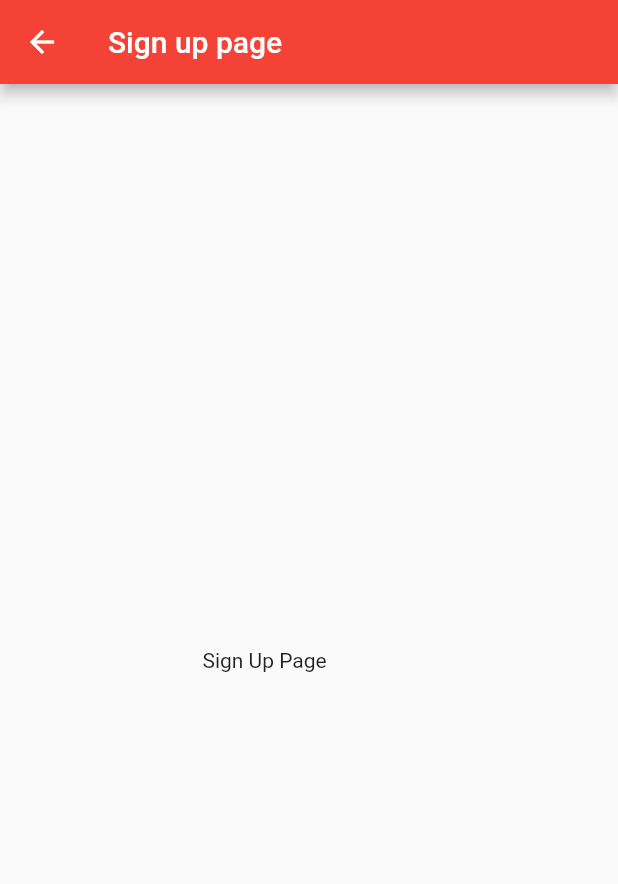
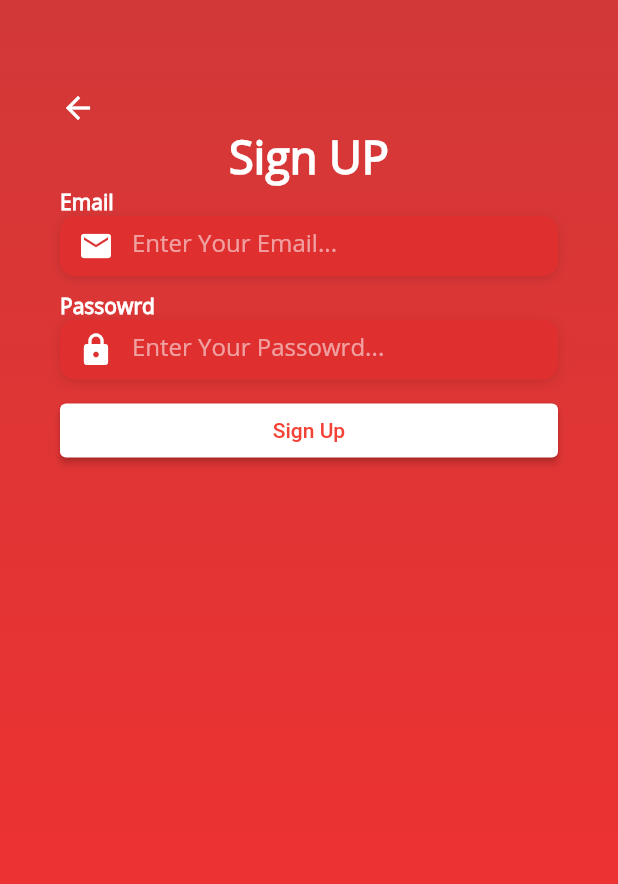
Before and after one commit to Adanii/project_afid_udemy, a Flutter app: the SignUpPage screen opened by its route, on a phone screen of 412 x 824 dp. Shown: the top 884 px of the screen. Run offline on Flutter 3.47's test engine with Material 2 defaults, Android fonts, the phone set to English and light mode, and no system bars; our stand-ins replace auto_route, firebase_auth, firebase_core, google_fonts; accounts and stored records are empty.

Commit message:
Sign in page,Firebase

```diff
--- a/lib/main.dart
+++ b/lib/main.dart
@@ -1,9 +1,19 @@
 // ignore_for_file: prefer_const_constructors, prefer_const_literals_to_create_immutables
 
+import 'package:auto_route/auto_route.dart';
+import 'package:course_afid_udemy/pages/dashboard/dashboard.dart';
+import 'package:course_afid_udemy/pages/home/home.dart';
+import 'package:course_afid_udemy/pages/login_page/login_screen.dart';
+import 'package:course_afid_udemy/pages/login_page/sign_in_page.dart';
 import 'package:course_afid_udemy/router/router.gr.dart';
+import 'package:firebase_auth/firebase_auth.dart';
 import 'package:flutter/material.dart';
+import 'package:firebase_core/firebase_core.dart';
 
-void main() {
+Future main() async {
+  WidgetsFlutterBinding.ensureInitialized();
+  await Firebase.initializeApp();
+
   runApp(MyApp());
 }
 
--- a/lib/pages/home/home.dart
+++ b/lib/pages/home/home.dart
@@ -1,6 +1,7 @@
 // ignore_for_file: prefer_const_literals_to_create_immutables, unnecessary_import, prefer_const_constructors, avoid_unnecessary_containers
 
 import 'package:auto_route/auto_route.dart';
+import 'package:firebase_auth/firebase_auth.dart';
 import 'package:flutter/cupertino.dart';
 import 'package:flutter/material.dart';
 
@@ -11,6 +12,7 @@ class Home extends StatelessWidget {
 
   @override
   Widget build(BuildContext context) {
+    final user = FirebaseAuth.instance.currentUser;
     return Scaffold(
       appBar: AppBar(
         title: const Text(
--- a/lib/pages/login_page/login_screen.dart
+++ b/lib/pages/login_page/login_screen.dart
@@ -1,9 +1,12 @@
 // ignore_for_file: prefer_const_literals_to_create_immutables, prefer_const_constructors
 
+import 'package:course_afid_udemy/pages/home/home.dart';
 import 'package:course_afid_udemy/pages/login_page/widgets/sign_in.dart';
 import 'package:course_afid_udemy/pages/login_page/widgets/sign_up.dart';
 import 'package:flutter/material.dart';
 import 'package:google_fonts/google_fonts.dart';
+import 'package:firebase_auth/firebase_auth.dart';
+import 'package:firebase_core/firebase_core.dart';
 
 class LoginScreen extends StatefulWidget {
   const LoginScreen({Key? key}) : super(key: key);
--- a/lib/pages/login_page/sign_in_page.dart
+++ b/lib/pages/login_page/sign_in_page.dart
@@ -1,7 +1,10 @@
 // ignore_for_file: prefer_const_literals_to_create_immutables, prefer_const_constructors, sized_box_for_whitespace, avoid_print
 
 import 'package:auto_route/auto_route.dart';
+import 'package:course_afid_udemy/pages/home/home.dart';
 import 'package:course_afid_udemy/pages/login_page/widgets/k_style.dart';
+import 'package:course_afid_udemy/router/router.gr.dart';
+import 'package:firebase_auth/firebase_auth.dart';
 import 'package:flutter/material.dart';
 
 class SignInPage extends StatefulWidget {
@@ -11,8 +14,12 @@ class SignInPage extends StatefulWidget {
   State<SignInPage> createState() => _SignInPageState();
 }
 
+final navigatorKey = GlobalKey<NavigatorState>();
+
 class _SignInPageState extends State<SignInPage> {
   bool _rememberMe = false;
+  final passwordController = TextEditingController();
+  final emailController = TextEditingController();
 
   Widget _buildEmailBox() {
     return Column(
@@ -27,6 +34,7 @@ class _SignInPageState extends State<SignInPage> {
           decoration: kBoxDecorationStyle,
           height: 40.0,
           child: TextField(
+            controller: emailController,
             keyboardType: TextInputType.emailAddress,
             style: TextStyle(color: Colors.white),
             decoration: InputDecoration(
@@ -58,6 +66,7 @@ class _SignInPageState extends State<SignInPage> {
           decoration: kBoxDecorationStyle,
           height: 40.0,
           child: TextField(
+            controller: passwordController,
             obscureText: true,
             style: TextStyle(color: Colors.white),
             decoration: InputDecoration(
@@ -122,11 +131,11 @@ class _SignInPageState extends State<SignInPage> {
       width: double.infinity,
       child: ElevatedButton(
         style: ElevatedButton.styleFrom(
-          foregroundColor: Colors.white,
-          backgroundColor: Colors.red,
+          primary: Colors.white,
+          onPrimary: Colors.red,
         ),
         child: Text("Sign In"),
-        onPressed: () => AutoRouter.of(context).pushNamed('/Home'),
+        onPressed: signIn,
       ),
     );
   }
@@ -192,6 +201,19 @@ class _SignInPageState extends State<SignInPage> {
 
   @override
   Widget build(BuildContext context) {
+    Scaffold(
+      body: StreamBuilder<User?>(
+        stream: FirebaseAuth.instance.authStateChanges(),
+        builder: (context, snapshot) {
+          if (snapshot.hasData) {
+            return Home();
+          } else {
+            return SignInPage();
+          }
+        },
+      ),
+    );
+
     return Scaffold(
       body: Stack(
         children: [
@@ -256,4 +278,21 @@ class _SignInPageState extends State<SignInPage> {
       ),
     );
   }
+
+  Future signIn() async {
+    try {
+      await FirebaseAuth.instance.signInWithEmailAndPassword(
+        email: emailController.text.trim(),
+        password: passwordController.text.trim(),
+      );
+      showDialog(
+        context: context,
+        barrierDismissible: false,
+        builder: (context) => Center(child: CircularProgressIndicator()),
+      );
+      AutoRouter.of(context).replaceNamed('/Home');
+    } on FirebaseAuthException catch (e) {
+      print(e);
+    }
+  }
 }
--- a/lib/pages/login_page/sing_up_page.dart
+++ b/lib/pages/login_page/sing_up_page.dart
@@ -1,3 +1,6 @@
+// ignore_for_file: prefer_const_constructors, prefer_const_literals_to_create_immutables
+
+import 'package:course_afid_udemy/pages/login_page/widgets/k_style.dart';
 import 'package:flutter/material.dart';
 import 'package:auto_route/auto_route.dart';
 
@@ -9,18 +12,144 @@ class SignUpPage extends StatefulWidget {
 }
 
 class _SignUpPageState extends State<SignUpPage> {
+  final passwordController = TextEditingController();
+  final emailController = TextEditingController();
+
+  Widget _buildEmailBox() {
+    return Column(
+      crossAxisAlignment: CrossAxisAlignment.start,
+      children: [
+        Text(
+          "Email",
+          style: kLabelStyle,
+        ),
+        Container(
+          alignment: Alignment.centerLeft,
+          decoration: kBoxDecorationStyle,
+          height: 40.0,
+          child: TextField(
+            controller: emailController,
+            keyboardType: TextInputType.emailAddress,
+            style: TextStyle(color: Colors.white),
+            decoration: InputDecoration(
+              border: InputBorder.none,
+              // contentPadding: EdgeInsets.only(top: 14.0),
+              prefixIcon: Icon(
+                Icons.email,
+                color: Colors.white,
+              ),
+              hintText: "Enter Your Email...",
+              hintStyle: kHintTextStyle,
+            ),
+          ),
+        ),
+      ],
+    );
+  }
+
+  Widget _buildPasswordBox() {
+    return Column(
+      crossAxisAlignment: CrossAxisAlignment.start,
+      children: [
+        Text(
+          "Passowrd",
+          style: kLabelStyle,
+        ),
+        Container(
+          alignment: Alignment.centerLeft,
+          decoration: kBoxDecorationStyle,
+          height: 40.0,
+          child: TextField(
+            controller: passwordController,
+            obscureText: true,
+            style: TextStyle(color: Colors.white),
+            decoration: InputDecoration(
+              border: InputBorder.none,
+              // contentPadding: EdgeInsets.only(top: 14.0),
+              prefixIcon: Icon(
+                Icons.lock,
+                color: Colors.white,
+              ),
+              hintText: "Enter Your Passowrd...",
+              hintStyle: kHintTextStyle,
+            ),
+          ),
+        ),
+      ],
+    );
+  }
+
+  Widget _buildLoginBtn() {
+    return Container(
+      width: double.infinity,
+      child: ElevatedButton(
+        style: ElevatedButton.styleFrom(
+          primary: Colors.white,
+          onPrimary: Colors.red,
+        ),
+        child: Text("Sign Up"),
+        onPressed: () {},
+      ),
+    );
+  }
+
   @override
   Widget build(BuildContext context) {
     return Scaffold(
-      appBar: AppBar(
-        title: Text("Sign up page"),
-      ),
-      body: Column(
-        mainAxisAlignment: MainAxisAlignment.center,
+      body: Stack(
         children: [
           Container(
-            margin: EdgeInsets.symmetric(horizontal: 135),
-            child: Text("Sign Up Page"),
+            height: double.infinity,
+            width: double.infinity,
+            decoration: BoxDecoration(
+                gradient: LinearGradient(
+              begin: Alignment.topCenter,
+              end: Alignment.bottomCenter,
+              colors: [
+                Color.fromARGB(255, 210, 56, 56),
+                Color.fromARGB(255, 248, 47, 47),
+              ],
+            )),
+          ),
+          Container(
+            height: double.infinity,
+            child: SingleChildScrollView(
+              physics: AlwaysScrollableScrollPhysics(),
+              padding: EdgeInsets.symmetric(
+                horizontal: 40.0,
+                vertical: 60.0,
+              ),
+              child: Column(
+                mainAxisAlignment: MainAxisAlignment.center,
+                children: [
+                  Row(
+                    mainAxisAlignment: MainAxisAlignment.start,
+                    children: [
+                      GestureDetector(
+                          onTap: () => AutoRouter.of(context).pop(),
+                          child: Icon(
+                            Icons.arrow_back,
+                            color: Colors.white,
+                          )),
+                    ],
+                  ),
+                  Text(
+                    "Sign UP",
+                    style: TextStyle(
+                      color: Colors.white,
+                      fontFamily: 'OpenSans',
+                      fontSize: 30,
+                      fontWeight: FontWeight.bold,
+                    ),
+                  ),
+                  _buildEmailBox(),
+                  SizedBox(height: 10),
+                  _buildPasswordBox(),
+                  SizedBox(height: 10),
+                  _buildLoginBtn(),
+                ],
+              ),
+            ),
           ),
         ],
       ),
--- a/pubspec.yaml
+++ b/pubspec.yaml
@@ -36,6 +36,10 @@ dependencies:
   # Use with the CupertinoIcons class for iOS style icons.
   cupertino_icons: ^1.0.4
   google_fonts: ^2.3.1
+
+  #Firebase Database
+  cloud_firestore: ^3.1.5
+  firebase_auth: ^3.3.4
 
 dev_dependencies:
   flutter_test:
```
Also changed, not shown: pubspec.lock, 4 other files.
